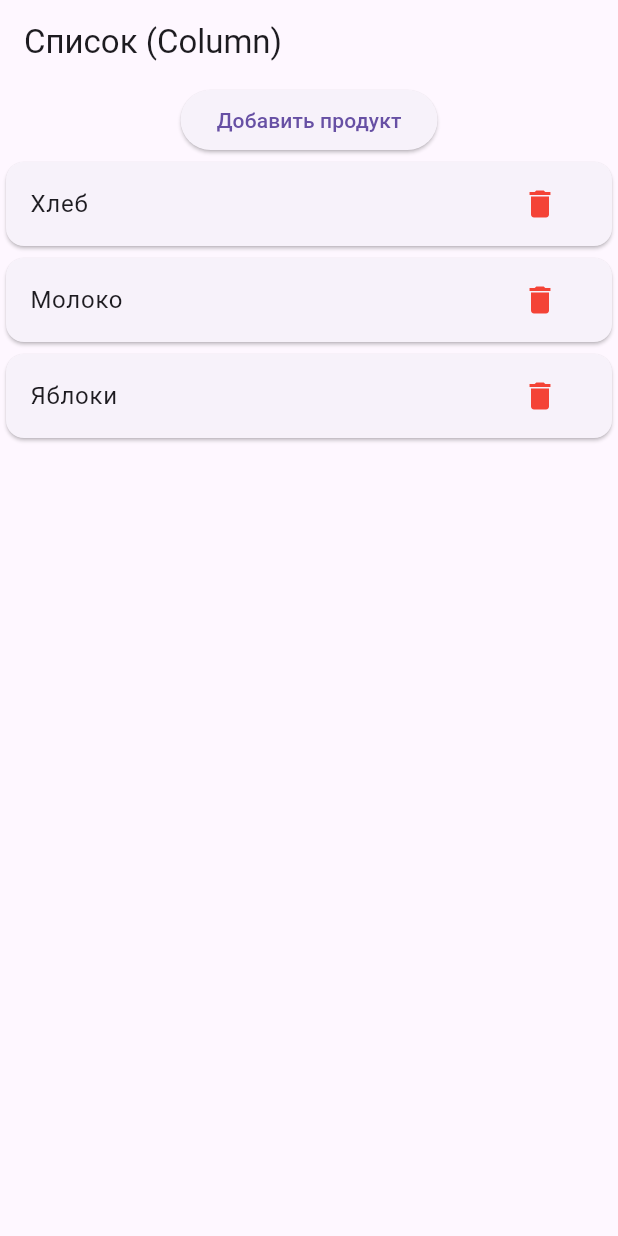
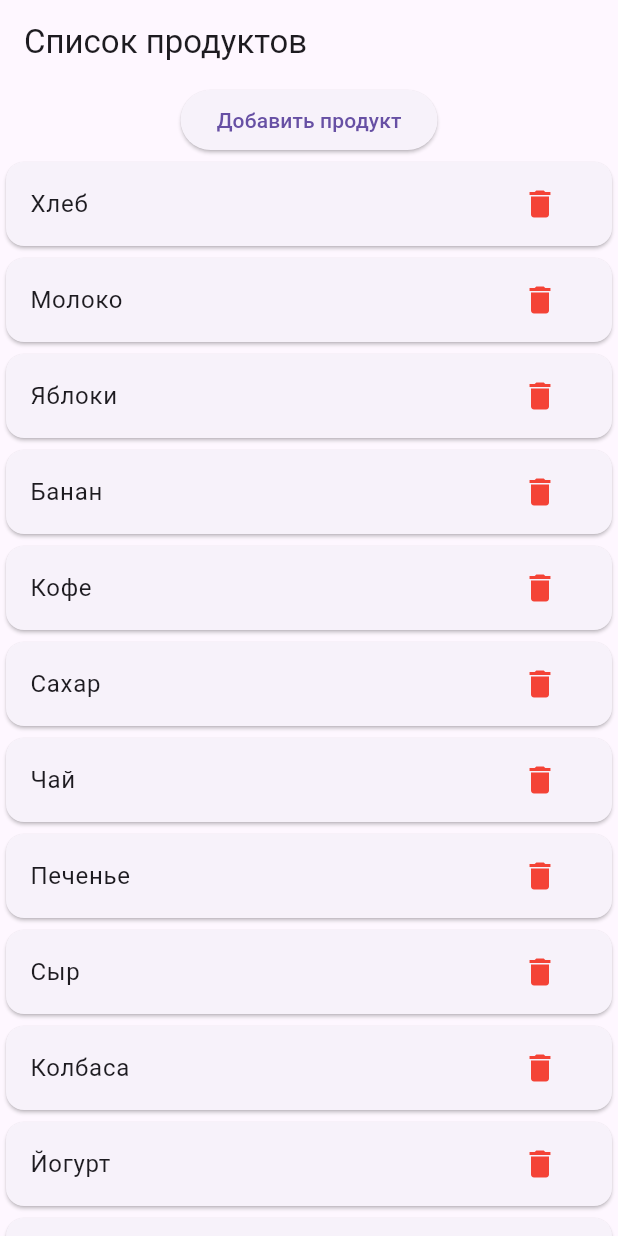
Before and after one commit to alinezzz/rkmp_4, a Flutter app: the screen it shows after launch, on a phone screen of 412 x 824 dp. Run offline on Flutter 3.47's test engine with Material 3 defaults, Android fonts, the phone set to English and light mode, and no system bars.

Commit message:
Implemented scrollable column with groceries list

```diff
--- a/lib/column_screen.dart
+++ b/lib/groceries_screen.dart
@@ -8,8 +8,28 @@ class ColumnScreen extends StatefulWidget {
 }
 
 class _ColumnScreenState extends State<ColumnScreen> {
-  List<String> shoppingItems = ['Хлеб', 'Молоко', 'Яблоки'];
-
+  List<String> shoppingItems = [
+    'Хлеб',
+    'Молоко',
+    'Яблоки',
+    'Банан',
+    'Кофе',
+    'Сахар',
+    'Чай',
+    'Печенье',
+    'Сыр',
+    'Колбаса',
+    'Йогурт',
+    'Сок',
+    'Макароны',
+    'Рис',
+    'Гречка',
+    'Мясо',
+    'Рыба',
+    'Овощи',
+    'Фрукты',
+    'Шоколад'
+  ];
   final TextEditingController _textFieldController = TextEditingController();
 
   void _addItemDialog() {
@@ -50,9 +70,10 @@ class _ColumnScreenState extends State<ColumnScreen> {
   Widget build(BuildContext context) {
     return Scaffold(
       appBar: AppBar(
-        title: const Text('Список (Column)'),
+        title: const Text('Список продуктов'),
       ),
-      body: Column(
+      body: SingleChildScrollView(
+        child: Column(
           children: [
             ElevatedButton(
               onPressed: _addItemDialog,
@@ -75,6 +96,7 @@ class _ColumnScreenState extends State<ColumnScreen> {
             }),
           ],
         ),
+      ),
     );
   }
 }
--- a/lib/main.dart
+++ b/lib/main.dart
@@ -1,5 +1,5 @@
 import 'package:flutter/material.dart';
-import 'column_screen.dart';
+import 'groceries_screen.dart';
 
 void main() {
   runApp(const MyApp());
```
Lines whose indentation alone changed are shown as unchanged.
